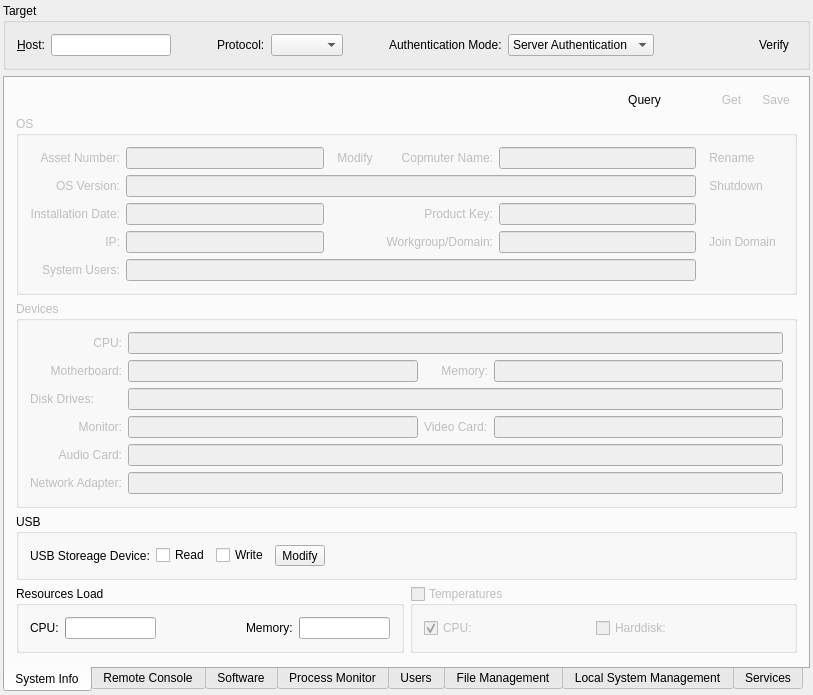
Before: the Qt Designer form src/plugins/controlcenter/systemmanagement/systemmanagementwidget.ui in ihehui/managementsystem, drawn with Qt 5.
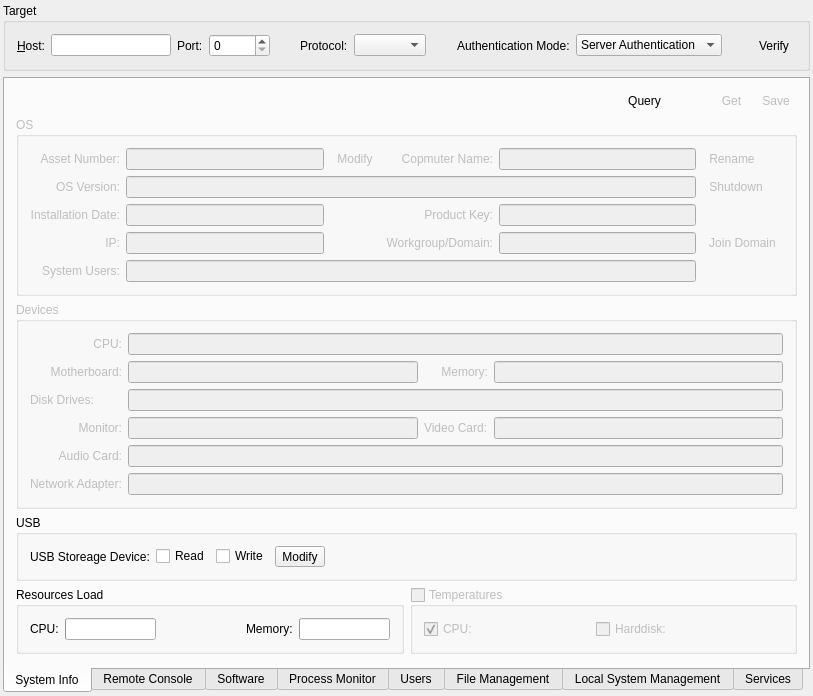
After: the same form once the commit is applied. Icons and pictures are not drawn. Custom widgets are drawn as their Qt base class.

```diff
--- a/src/plugins/controlcenter/systemmanagement/systemmanagementwidget.ui
+++ b/src/plugins/controlcenter/systemmanagement/systemmanagementwidget.ui
@@ -971,46 +971,7 @@
       <string>Target</string>
      </property>
      <layout class="QGridLayout" name="gridLayout">
-      <item row="0" column="7">
-       <spacer name="horizontalSpacer_6">
-        <property name="orientation">
-         <enum>Qt::Horizontal</enum>
-        </property>
-        <property name="sizeType">
-         <enum>QSizePolicy::Preferred</enum>
-        </property>
-        <property name="sizeHint" stdset="0">
-         <size>
-          <width>40</width>
-          <height>20</height>
-         </size>
-        </property>
-       </spacer>
-      </item>
-      <item row="0" column="4">
-       <spacer name="horizontalSpacer_7">
-        <property name="orientation">
-         <enum>Qt::Horizontal</enum>
-        </property>
-        <property name="sizeType">
-         <enum>QSizePolicy::Preferred</enum>
-        </property>
-        <property name="sizeHint" stdset="0">
-         <size>
-          <width>40</width>
-          <height>20</height>
-         </size>
-        </property>
-       </spacer>
-      </item>
-      <item row="0" column="8">
-       <widget class="QLabel" name="labelAuthentication">
-        <property name="text">
-         <string>Authentication Mode:</string>
-        </property>
-       </widget>
-      </item>
-      <item row="0" column="9">
+      <item row="0" column="11">
        <widget class="QComboBox" name="comboBoxAuthenticationMode">
         <property name="sizePolicy">
          <sizepolicy hsizetype="Expanding" vsizetype="Fixed">
@@ -1025,7 +986,7 @@
         </item>
        </widget>
       </item>
-      <item row="0" column="11">
+      <item row="0" column="13">
        <widget class="QToolButton" name="toolButtonVerify">
         <property name="toolTip">
          <string>Verify Client Info</string>
@@ -1042,10 +1003,10 @@
         </property>
        </widget>
       </item>
-      <item row="0" column="6">
+      <item row="0" column="8">
        <widget class="QComboBox" name="comboBoxProtocol"/>
       </item>
-      <item row="0" column="5">
+      <item row="0" column="7">
        <widget class="QLabel" name="labelProtocol">
         <property name="text">
          <string>Protocol:</string>
@@ -1075,7 +1036,7 @@
         </property>
        </widget>
       </item>
-      <item row="0" column="10">
+      <item row="0" column="12">
        <spacer name="horizontalSpacer_4">
         <property name="orientation">
          <enum>Qt::Horizontal</enum>
@@ -1088,6 +1049,59 @@
         </property>
        </spacer>
       </item>
+      <item row="0" column="9">
+       <spacer name="horizontalSpacer_6">
+        <property name="orientation">
+         <enum>Qt::Horizontal</enum>
+        </property>
+        <property name="sizeType">
+         <enum>QSizePolicy::Preferred</enum>
+        </property>
+        <property name="sizeHint" stdset="0">
+         <size>
+          <width>40</width>
+          <height>20</height>
+         </size>
+        </property>
+       </spacer>
+      </item>
+      <item row="0" column="6">
+       <spacer name="horizontalSpacer_7">
+        <property name="orientation">
+         <enum>Qt::Horizontal</enum>
+        </property>
+        <property name="sizeType">
+         <enum>QSizePolicy::Preferred</enum>
+        </property>
+        <property name="sizeHint" stdset="0">
+         <size>
+          <width>40</width>
+          <height>20</height>
+         </size>
+        </property>
+       </spacer>
+      </item>
+      <item row="0" column="10">
+       <widget class="QLabel" name="labelAuthentication">
+        <property name="text">
+         <string>Authentication Mode:</string>
+        </property>
+       </widget>
+      </item>
+      <item row="0" column="4">
+       <widget class="QLabel" name="label_5">
+        <property name="text">
+         <string>Port:</string>
+        </property>
+       </widget>
+      </item>
+      <item row="0" column="5">
+       <widget class="QSpinBox" name="spinBoxPort">
+        <property name="maximum">
+         <number>65535</number>
+        </property>
+       </widget>
+      </item>
      </layout>
     </widget>
    </item>
```
